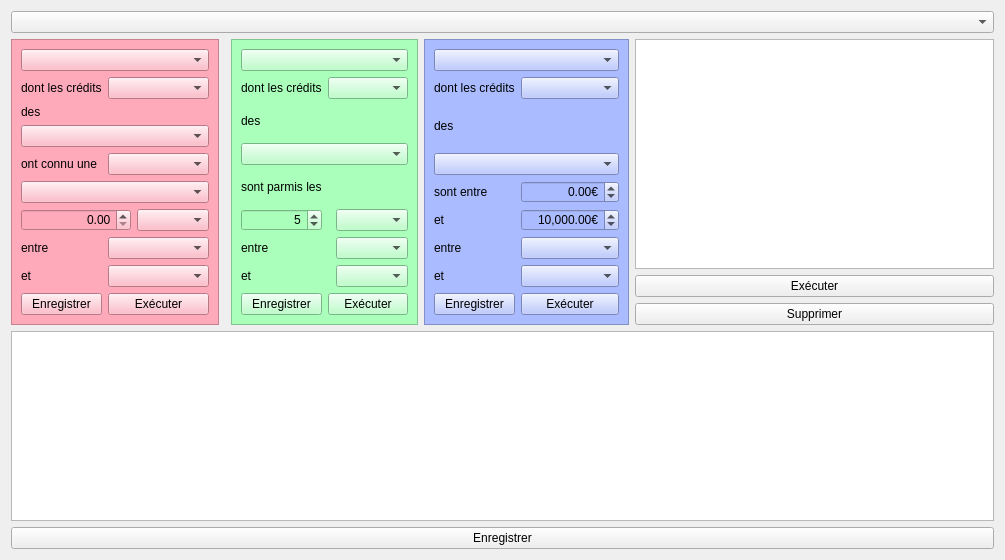
Before: the Qt Designer form formqueries.ui in GiPiLab/ProtonClassicSuite, drawn with Qt 5.
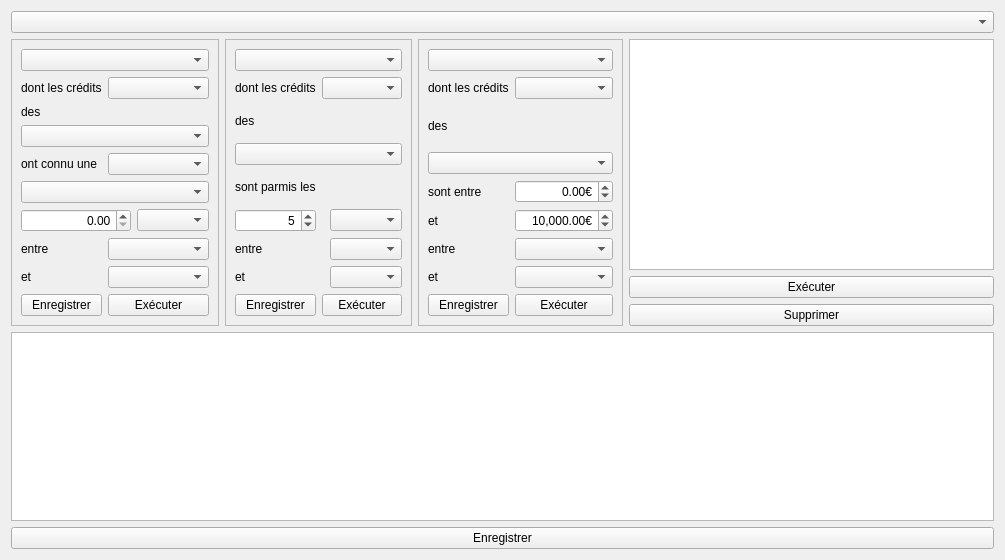
After: the same form once the commit is applied.

Commit message: Queries color are now customizable

The edit to the form file:
```diff
--- a/formqueries.ui
+++ b/formqueries.ui
@@ -23,7 +23,7 @@
       </sizepolicy>
      </property>
      <property name="styleSheet">
-      <string notr="true">background-color:rgb(170, 255, 187)</string>
+      <string notr="true"/>
      </property>
      <property name="frameShape">
       <enum>QFrame::StyledPanel</enum>
@@ -185,119 +185,6 @@
      </item>
     </layout>
    </item>
-   <item row="1" column="0">
-    <widget class="QFrame" name="frame">
-     <property name="sizePolicy">
-      <sizepolicy hsizetype="Preferred" vsizetype="Maximum">
-       <horstretch>0</horstretch>
-       <verstretch>0</verstretch>
-      </sizepolicy>
-     </property>
-     <property name="styleSheet">
-      <string notr="true">background-color:rgb(255, 170, 187)</string>
-     </property>
-     <property name="frameShape">
-      <enum>QFrame::StyledPanel</enum>
-     </property>
-     <property name="frameShadow">
-      <enum>QFrame::Raised</enum>
-     </property>
-     <layout class="QGridLayout" name="gridLayout_2">
-      <item row="4" column="1" colspan="3">
-       <widget class="QComboBox" name="comboBoxAugDim"/>
-      </item>
-      <item row="9" column="1" colspan="3">
-       <widget class="QPushButton" name="pushButtonExecReqVariation">
-        <property name="text">
-         <string>Exécuter</string>
-        </property>
-       </widget>
-      </item>
-      <item row="4" column="0">
-       <widget class="QLabel" name="label_4">
-        <property name="text">
-         <string>ont connu une</string>
-        </property>
-       </widget>
-      </item>
-      <item row="7" column="1" colspan="3">
-       <widget class="QComboBox" name="comboBoxYear1"/>
-      </item>
-      <item row="1" column="0">
-       <widget class="QLabel" name="label_2">
-        <property name="text">
-         <string>dont les crédits</string>
-        </property>
-       </widget>
-      </item>
-      <item row="1" column="1" colspan="3">
-       <widget class="QComboBox" name="comboBoxORED"/>
-      </item>
-      <item row="2" column="0">
-       <widget class="QLabel" name="label_3">
-        <property name="text">
-         <string>des</string>
-        </property>
-       </widget>
-      </item>
-      <item row="3" column="0" colspan="4">
-       <widget class="QComboBox" name="comboBoxDFRFDIRI"/>
-      </item>
-      <item row="5" column="0" colspan="4">
-       <widget class="QComboBox" name="comboBoxOperator"/>
-      </item>
-      <item row="8" column="0">
-       <widget class="QLabel" name="label_7">
-        <property name="text">
-         <string>et</string>
-        </property>
-       </widget>
-      </item>
-      <item row="8" column="1" colspan="3">
-       <widget class="QComboBox" name="comboBoxYear2"/>
-      </item>
-      <item row="6" column="2" colspan="2">
-       <widget class="QComboBox" name="comboBoxPercentEuro"/>
-      </item>
-      <item row="7" column="0">
-       <widget class="QLabel" name="label_6">
-        <property name="text">
-         <string>entre</string>
-        </property>
-       </widget>
-      </item>
-      <item row="9" column="0">
-       <widget class="QPushButton" name="pushButtonSaveReqVariation">
-        <property name="text">
-         <string>Enregistrer</string>
-        </property>
-       </widget>
-      </item>
-      <item row="0" column="0" colspan="4">
-       <widget class="QComboBox" name="comboBoxTypes"/>
-      </item>
-      <item row="6" column="0" colspan="2">
-       <widget class="QDoubleSpinBox" name="doubleSpinBox">
-        <property name="alignment">
-         <set>Qt::AlignRight|Qt::AlignTrailing|Qt::AlignVCenter</set>
-        </property>
-        <property name="accelerated">
-         <bool>true</bool>
-        </property>
-        <property name="correctionMode">
-         <enum>QAbstractSpinBox::CorrectToNearestValue</enum>
-        </property>
-        <property name="showGroupSeparator" stdset="0">
-         <bool>true</bool>
-        </property>
-        <property name="maximum">
-         <double>1000000000.000000000000000</double>
-        </property>
-       </widget>
-      </item>
-     </layout>
-    </widget>
-   </item>
    <item row="1" column="3">
     <widget class="QFrame" name="frame_3">
      <property name="sizePolicy">
@@ -307,7 +194,7 @@
       </sizepolicy>
      </property>
      <property name="styleSheet">
-      <string notr="true">background-color:rgb(170, 187, 255)</string>
+      <string notr="true"/>
      </property>
      <property name="frameShape">
       <enum>QFrame::StyledPanel</enum>
@@ -449,6 +336,119 @@
      </layout>
     </widget>
    </item>
+   <item row="1" column="0" colspan="2">
+    <widget class="QFrame" name="frame">
+     <property name="sizePolicy">
+      <sizepolicy hsizetype="Preferred" vsizetype="Maximum">
+       <horstretch>0</horstretch>
+       <verstretch>0</verstretch>
+      </sizepolicy>
+     </property>
+     <property name="styleSheet">
+      <string notr="true"/>
+     </property>
+     <property name="frameShape">
+      <enum>QFrame::StyledPanel</enum>
+     </property>
+     <property name="frameShadow">
+      <enum>QFrame::Raised</enum>
+     </property>
+     <layout class="QGridLayout" name="gridLayout_2">
+      <item row="4" column="1" colspan="3">
+       <widget class="QComboBox" name="comboBoxAugDim"/>
+      </item>
+      <item row="9" column="1" colspan="3">
+       <widget class="QPushButton" name="pushButtonExecReqVariation">
+        <property name="text">
+         <string>Exécuter</string>
+        </property>
+       </widget>
+      </item>
+      <item row="4" column="0">
+       <widget class="QLabel" name="label_4">
+        <property name="text">
+         <string>ont connu une</string>
+        </property>
+       </widget>
+      </item>
+      <item row="7" column="1" colspan="3">
+       <widget class="QComboBox" name="comboBoxYear1"/>
+      </item>
+      <item row="1" column="0">
+       <widget class="QLabel" name="label_2">
+        <property name="text">
+         <string>dont les crédits</string>
+        </property>
+       </widget>
+      </item>
+      <item row="1" column="1" colspan="3">
+       <widget class="QComboBox" name="comboBoxORED"/>
+      </item>
+      <item row="2" column="0">
+       <widget class="QLabel" name="label_3">
+        <property name="text">
+         <string>des</string>
+        </property>
+       </widget>
+      </item>
+      <item row="3" column="0" colspan="4">
+       <widget class="QComboBox" name="comboBoxDFRFDIRI"/>
+      </item>
+      <item row="5" column="0" colspan="4">
+       <widget class="QComboBox" name="comboBoxOperator"/>
+      </item>
+      <item row="8" column="0">
+       <widget class="QLabel" name="label_7">
+        <property name="text">
+         <string>et</string>
+        </property>
+       </widget>
+      </item>
+      <item row="8" column="1" colspan="3">
+       <widget class="QComboBox" name="comboBoxYear2"/>
+      </item>
+      <item row="6" column="2" colspan="2">
+       <widget class="QComboBox" name="comboBoxPercentEuro"/>
+      </item>
+      <item row="7" column="0">
+       <widget class="QLabel" name="label_6">
+        <property name="text">
+         <string>entre</string>
+        </property>
+       </widget>
+      </item>
+      <item row="9" column="0">
+       <widget class="QPushButton" name="pushButtonSaveReqVariation">
+        <property name="text">
+         <string>Enregistrer</string>
+        </property>
+       </widget>
+      </item>
+      <item row="0" column="0" colspan="4">
+       <widget class="QComboBox" name="comboBoxTypes"/>
+      </item>
+      <item row="6" column="0" colspan="2">
+       <widget class="QDoubleSpinBox" name="doubleSpinBox">
+        <property name="alignment">
+         <set>Qt::AlignRight|Qt::AlignTrailing|Qt::AlignVCenter</set>
+        </property>
+        <property name="accelerated">
+         <bool>true</bool>
+        </property>
+        <property name="correctionMode">
+         <enum>QAbstractSpinBox::CorrectToNearestValue</enum>
+        </property>
+        <property name="showGroupSeparator" stdset="0">
+         <bool>true</bool>
+        </property>
+        <property name="maximum">
+         <double>1000000000.000000000000000</double>
+        </property>
+       </widget>
+      </item>
+     </layout>
+    </widget>
+   </item>
   </layout>
  </widget>
  <resources/>
```
The commit also changes 16 other files.
